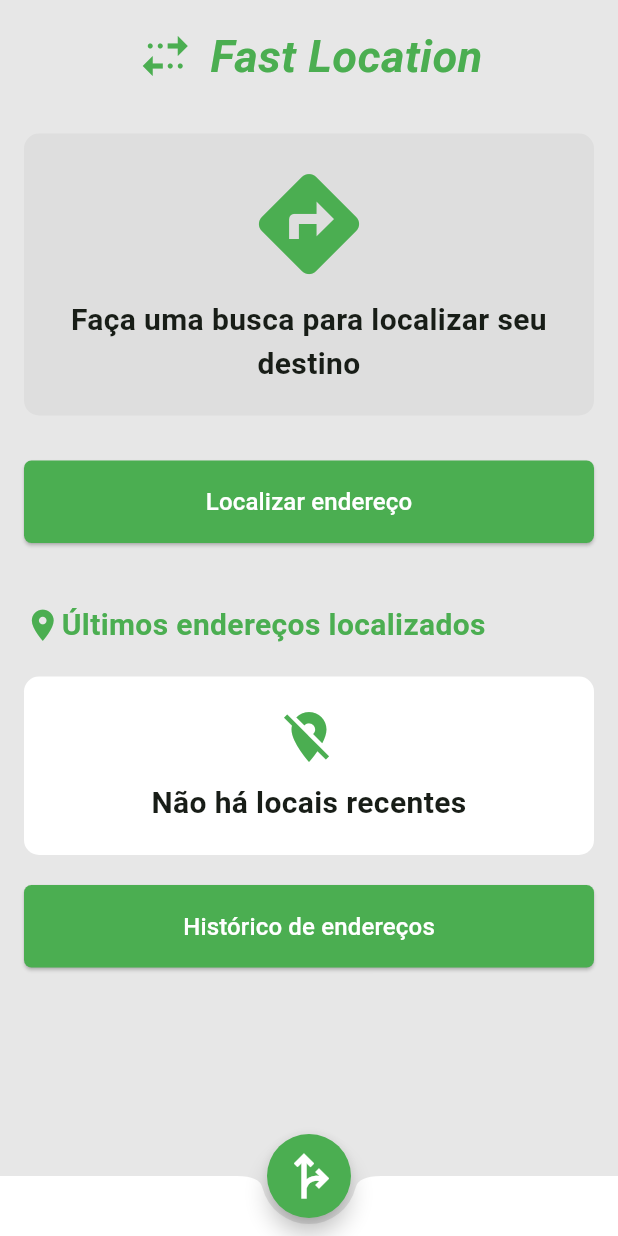
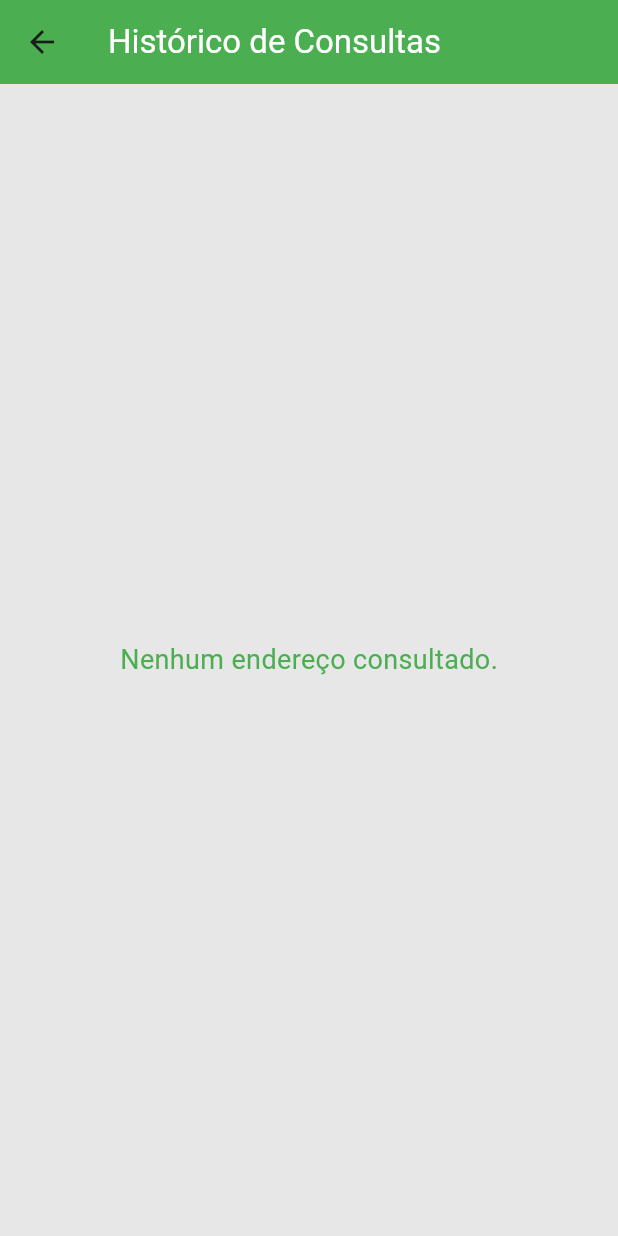
Before and after one commit to ArturPedruzzi/fast_location, a Flutter app: the screen it shows after launch, after a tap on "Histórico de endereços", on a phone screen of 412 x 824 dp. Run offline on Flutter 3.47's test engine with Material 3 defaults, Android fonts, the phone set to English and light mode, and no system bars; our stand-ins replace flutter_mobx, hive, hive_flutter, mobx; missing offline and left inert: map_launcher; accounts and stored records are empty; generated files the repository leaves out were written again.

Commit message:
implementação do último cep digitado e lista de históricos de cep

```diff
--- a/lib/main.dart
+++ b/lib/main.dart
@@ -5,15 +5,23 @@ import 'src/modules/home/page/home_page.dart';
 import 'src/routes/app_routes.dart';
 import 'package:hive_flutter/hive_flutter.dart';
 import 'src/modules/home/model/address_model.dart';
+import 'src/modules/home/controller/address_controller.dart';  // Importa o controller
+import 'src/modules/home/page/history_page.dart';  // Importa a página de histórico
 
 void main() async {
   await Hive.initFlutter();
   Hive.registerAdapter(AddressModelAdapter());
-  runApp(const MyApp());
+
+  final AddressController addressController = AddressController();  // Instância do AddressController
+
+  runApp(MyApp(addressController: addressController));  // Passa o controller para o MyApp
 }
 
 class MyApp extends StatelessWidget {
-  const MyApp({super.key});
+  final AddressController addressController;
+
+  // O AddressController é passado via construtor
+  const MyApp({super.key, required this.addressController});
 
   @override
   Widget build(BuildContext context) {
@@ -21,8 +29,9 @@ class MyApp extends StatelessWidget {
       title: 'Fast Location',
       initialRoute: '/',
       routes: {
-        '/': (context) => SplashPage(nextPage: HomePage()),
-        AppRoutes.searchLocation: (context) => HomePage(),
+        '/': (context) => SplashPage(nextPage: HomePage(controller: addressController)),  // Passa o controller para HomePage
+        AppRoutes.searchLocation: (context) => HomePage(controller: addressController),  // Passa o controller para HomePage
+        AppRoutes.history: (context) => HistoryPage(controller: addressController),  // Passa o controller para HistoryPage
       },
       theme: ThemeData(
         colorScheme: ColorScheme.fromSeed(seedColor: AppColors.primary),
--- /dev/null
+++ b/lib/src/modules/home/components/queried_addresses_list.dart
@@ -0,0 +1,53 @@
+import 'package:flutter/material.dart';
+import 'package:flutter_mobx/flutter_mobx.dart';
+import '../controller/address_controller.dart';
+import '../model/address_model.dart';
+import '../../../shared/colors/colors.dart';
+
+class QueriedAddressesList extends StatelessWidget {
+  final AddressController controller;
+
+  QueriedAddressesList({Key? key, required this.controller}) : super(key: key);
+
+  @override
+  Widget build(BuildContext context) {
+    return Observer(
+      builder: (_) {
+        if (controller.addresses.isEmpty) {
+          return const Center(
+            child: Text(
+              'Nenhum endereço consultado.',
+              style: TextStyle(color: AppColors.primary, fontSize: 18),
+            ),
+          );
+        }
+
+        return ListView.builder(
+          itemCount: controller.addresses.length,
+          itemBuilder: (context, index) {
+            final AddressModel address = controller.addresses[index];
+
+            return Card(
+              margin: const EdgeInsets.symmetric(vertical: 8),
+              child: ListTile(
+                title: Text(
+                  address.logradouro.isEmpty ? 'Endereço desconhecido' : address.logradouro,
+                  style: const TextStyle(
+                      fontWeight: FontWeight.bold, color: AppColors.black),
+                ),
+                subtitle: Text(
+                  '${address.bairro}, ${address.cidade}, ${address.uf}',
+                  style: const TextStyle(color: AppColors.black),
+                ),
+                trailing: const Icon(Icons.location_on, color: AppColors.primary),
+                onTap: () {
+                  // Ação quando o item for tocado (se necessário)
+                },
+              ),
+            );
+          },
+        );
+      },
+    );
+  }
+}
--- a/lib/src/modules/home/controller/address_controller.dart
+++ b/lib/src/modules/home/controller/address_controller.dart
@@ -1,13 +1,14 @@
 import 'package:mobx/mobx.dart';
-import '../services/address_service.dart';
+import '../repositories/address_repository.dart';
 import '../model/address_model.dart';
+
 part 'address_controller.g.dart';
 
 // ignore: library_private_types_in_public_api
 class AddressController = _AddressController with _$AddressController;
 
 abstract class _AddressController with Store {
-  final AddressService _addressService = AddressService();
+  final AddressRepository _addressRepository = AddressRepository();
 
   @observable
   AddressModel? address;
@@ -28,18 +29,46 @@ abstract class _AddressController with Store {
     errorMessage = '';
 
     try {
-      final addressResult = await _addressService.getAddress(cep);
+      final addressResult = await _addressRepository.fetchAddress(cep);
 
       if (addressResult.erro == true) {
         errorMessage = 'CEP não encontrado.';
-
       } else {
         address = addressResult;
-        addresses.add(address!);
+
+        // Verifica se o endereço já existe na lista
+        final alreadyExists = addresses.any((a) => a.cep == address!.cep);
+
+        if (!alreadyExists) {
+          addresses.add(address!);
+          await _addressRepository.saveAddress(address!); // Salva o endereço no repositório
+        }
       }
     } catch (e) {
       errorMessage = 'Erro ao buscar o endereço. Verifique o CEP e tente novamente.';
-
     }
   }
+
+  @action
+  Future<void> loadStoredAddresses() async {
+    try {
+      final storedAddresses = await _addressRepository.getStoredAddresses();
+
+      // Verificar se os endereços armazenados já estão na lista
+      for (var storedAddress in storedAddresses) {
+        final alreadyExists = addresses.any((a) => a.cep == storedAddress.cep);
+        if (!alreadyExists) {
+          addresses.add(storedAddress);
+        }
+      }
+    } catch (e) {
+      errorMessage = 'Erro ao carregar endereços armazenados.';
+    }
+  }
+
+  // Método auxiliar para retornar o último endereço pesquisado
+  @computed
+  AddressModel? getLastQueriedAddress() {
+    return addresses.isNotEmpty ? addresses.last : null;
+  }
 }
--- /dev/null
+++ b/lib/src/modules/home/page/history_page.dart
@@ -0,0 +1,38 @@
+import 'package:flutter/material.dart';
+import '../components/queried_addresses_list.dart';
+import '../controller/address_controller.dart';
+import '../../../shared/colors/colors.dart';
+
+class HistoryPage extends StatefulWidget {
+  final AddressController controller;
+
+  HistoryPage({Key? key, required this.controller}) : super(key: key);
+
+  @override
+  _HistoryPageState createState() => _HistoryPageState();
+}
+
+class _HistoryPageState extends State<HistoryPage> {
+  @override
+  void initState() {
+    super.initState();
+    widget.controller.loadStoredAddresses(); // Carrega os endereços do Hive
+  }
+
+  @override
+  Widget build(BuildContext context) {
+    return Scaffold(
+      appBar: AppBar(
+        title: const Text(
+          'Histórico de Consultas',
+          style: TextStyle(color: AppColors.white),
+        ),
+        backgroundColor: AppColors.primary,
+      ),
+      body: Padding(
+        padding: const EdgeInsets.all(16.0),
+        child: QueriedAddressesList(controller: widget.controller),
+      ),
+    );
+  }
+}
--- a/lib/src/modules/home/page/home_page.dart
+++ b/lib/src/modules/home/page/home_page.dart
@@ -3,15 +3,14 @@ import 'package:flutter/material.dart';
 import 'package:flutter_mobx/flutter_mobx.dart';
 import 'package:flutter/services.dart';
 import 'package:map_launcher/map_launcher.dart';
+import '../components/empty_search.dart';
 import '../controller/address_controller.dart';
-import '../components/empty_search.dart';
 import '../../../shared/components/custom_button.dart';
-import 'package:fast_location/src/shared/components/navigation_circle.dart';
 
 class HomePage extends StatelessWidget {
-  final AddressController controller = AddressController();
+  final AddressController controller;
 
-  HomePage({super.key});
+  HomePage({super.key, required this.controller});
 
   @override
   Widget build(BuildContext context) {
@@ -47,19 +46,30 @@ class HomePage extends StatelessWidget {
                 ),
                 child: Observer(
                   builder: (_) {
+                    if (controller.address != null) {
+                      // Exibir todas as informações do endereço pesquisado
+                      return Column(
+                        crossAxisAlignment: CrossAxisAlignment.start,
+                        children: [
+                          _buildRow('Logradouro/Rua', controller.address!.logradouro),
+                          _buildRow('Bairro/Distrito', controller.address!.bairro),
+                          _buildRow('Cidade/UF', '${controller.address!.cidade}/${controller.address!.uf}'),
+                          _buildRow('CEP', controller.address!.cep),
+                        ],
+                      );
+                    } else {
                       return const Column(
                         children: [
-                        Icon(Icons.directions,
-                            size: 80, color: AppColors.primary),
+                          Icon(Icons.directions, size: 80, color: AppColors.primary),
                           SizedBox(height: 10),
                           Text(
                             'Faça uma busca para localizar seu destino',
-                          style: TextStyle(
-                              fontSize: 20, fontWeight: FontWeight.bold),
+                            style: TextStyle(fontSize: 20, fontWeight: FontWeight.bold),
                             textAlign: TextAlign.center,
                           ),
                         ],
                       );
+                    }
                   },
                 ),
               ),
@@ -123,8 +133,8 @@ class HomePage extends StatelessWidget {
                                       await controller.fetchAddress(cep);
 
                                       if (controller.address != null) {
-                                        navigateToLocationDetail(
-                                            context, controller.address);
+                                        // Atualiza o endereço atual no Observer
+                                        Navigator.pop(context);
                                       }
                                     },
                                   ),
@@ -142,7 +152,8 @@ class HomePage extends StatelessWidget {
               const Row(
                 mainAxisAlignment: MainAxisAlignment.start,
                 children: [
-                  Icon(Icons.location_on, size: 25, color: AppColors.primary),
+                  Icon(Icons.history, size: 25, color: AppColors.primary), // Novo ícone adicionado
+                  SizedBox(width: 8),
                   Text(
                     'Últimos endereços localizados',
                     style: TextStyle(
@@ -154,7 +165,29 @@ class HomePage extends StatelessWidget {
                 ],
               ),
               const SizedBox(height: 20),
-              const EmptySearchWidget(),
+              // Exibição do último endereço pesquisado (cidade, estado e CEP)
+              Observer(
+                builder: (_) {
+                  if (controller.addresses.isNotEmpty) {
+                    final lastAddress = controller.addresses.last;
+                    return Row(
+                      children: [
+                        Icon(Icons.location_city, size: 25, color: AppColors.primary), // Ícone atualizado
+                        SizedBox(width: 8),
+                        Text(
+                          '${lastAddress.cidade}, ${lastAddress.uf} - CEP: ${lastAddress.cep}',
+                          style: const TextStyle(
+                            fontSize: 16,
+                            color: AppColors.black,
+                          ),
+                        ),
+                      ],
+                    );
+                  } else {
+                    return const EmptySearchWidget();
+                  }
+                },
+              ),
               const SizedBox(height: 20),
               CustomButton(
                 label: 'Histórico de endereços',
--- a/lib/src/routes/app_routes.dart
+++ b/lib/src/routes/app_routes.dart
@@ -1,4 +1,5 @@
 class AppRoutes {
   static const searchLocation = '/localizar';
   static const location = '/endereco';
+  static const history = '/history';
 }
```
Also changed, not shown: lib/src/modules/home/components/last_queried_address.dart (added, +48 -0 lines), lib/src/modules/home/repositories/address_repository.dart (+28 -5 lines), 1 other file. Lines whose indentation alone changed are shown as unchanged.
